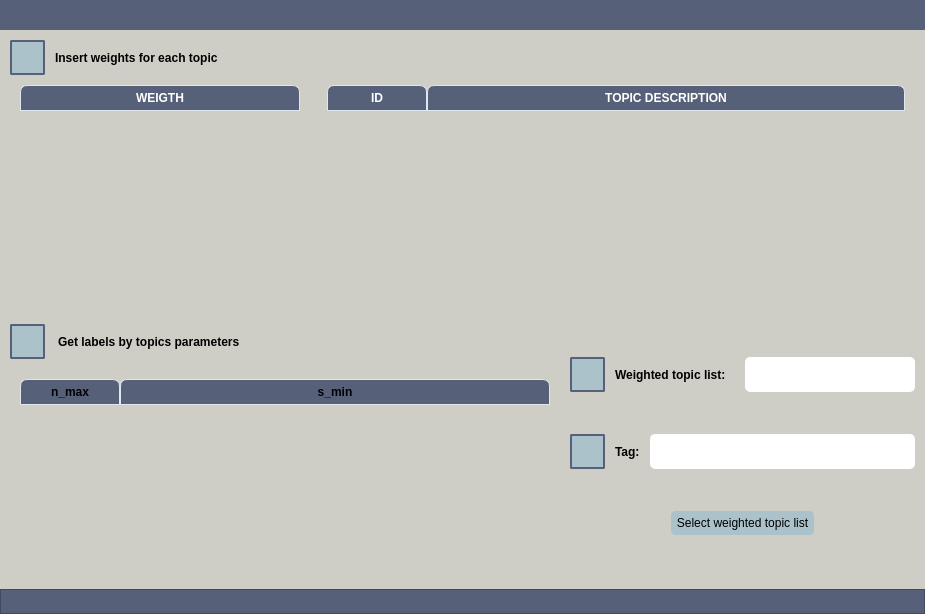
The window that UIs/get_labels_by_topics.ui (IntelCompH2020/domain_classification) describes before a commit, drawn with Qt 5.
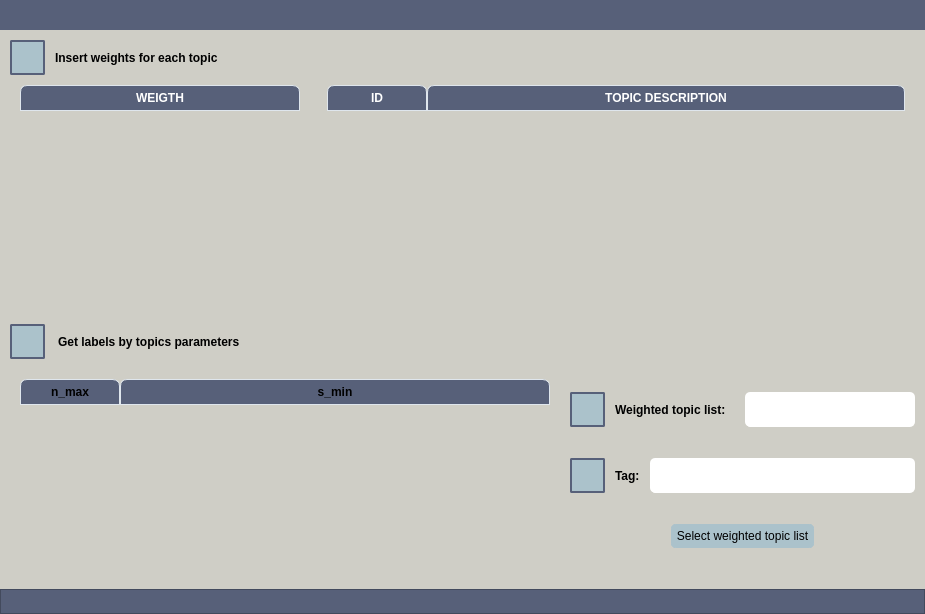
The same window after the commit.

Commit message: get_labels_by_topics UI updated.

```diff
--- a/UIs/get_labels_by_topics.ui
+++ b/UIs/get_labels_by_topics.ui
@@ -766,6 +766,40 @@
            </item>
            <item>
             <layout class="QVBoxLayout" name="verticalLayout">
+             <item>
+              <widget class="QFrame" name="frame_grip_11">
+               <property name="enabled">
+                <bool>true</bool>
+               </property>
+               <property name="sizePolicy">
+                <sizepolicy hsizetype="Minimum" vsizetype="Maximum">
+                 <horstretch>0</horstretch>
+                 <verstretch>0</verstretch>
+                </sizepolicy>
+               </property>
+               <property name="minimumSize">
+                <size>
+                 <width>300</width>
+                 <height>15</height>
+                </size>
+               </property>
+               <property name="maximumSize">
+                <size>
+                 <width>300</width>
+                 <height>15</height>
+                </size>
+               </property>
+               <property name="styleSheet">
+                <string notr="true">background-color: #CFCEC6;</string>
+               </property>
+               <property name="frameShape">
+                <enum>QFrame::NoFrame</enum>
+               </property>
+               <property name="frameShadow">
+                <enum>QFrame::Raised</enum>
+               </property>
+              </widget>
+             </item>
              <item>
               <layout class="QHBoxLayout" name="horizontalLayout_15">
                <item>
```
